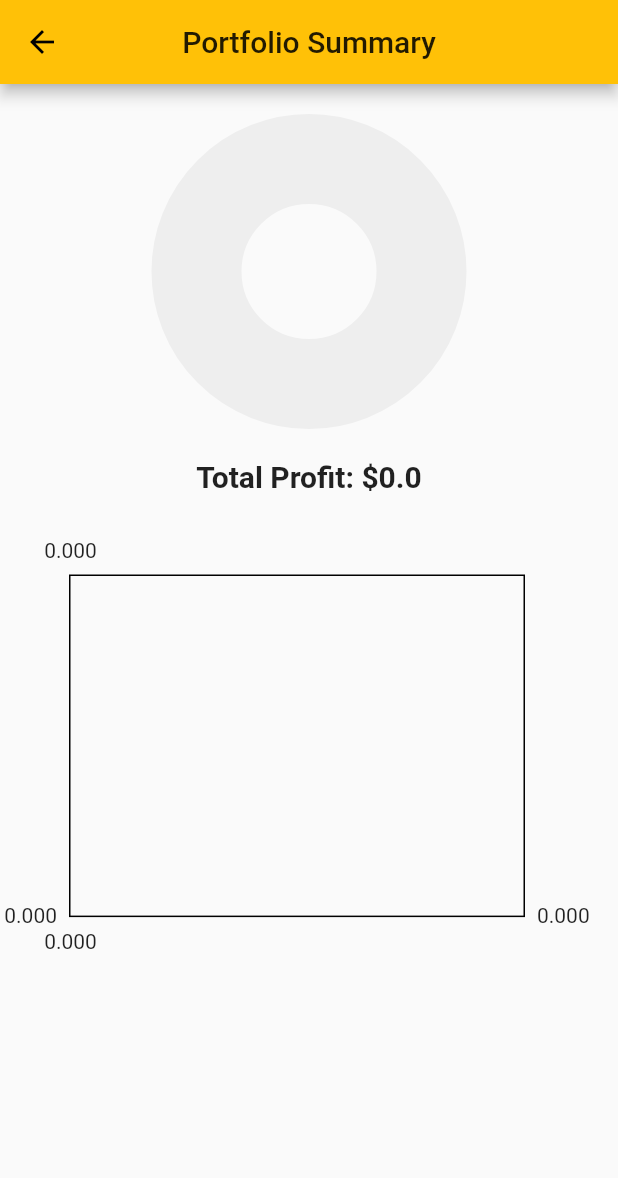
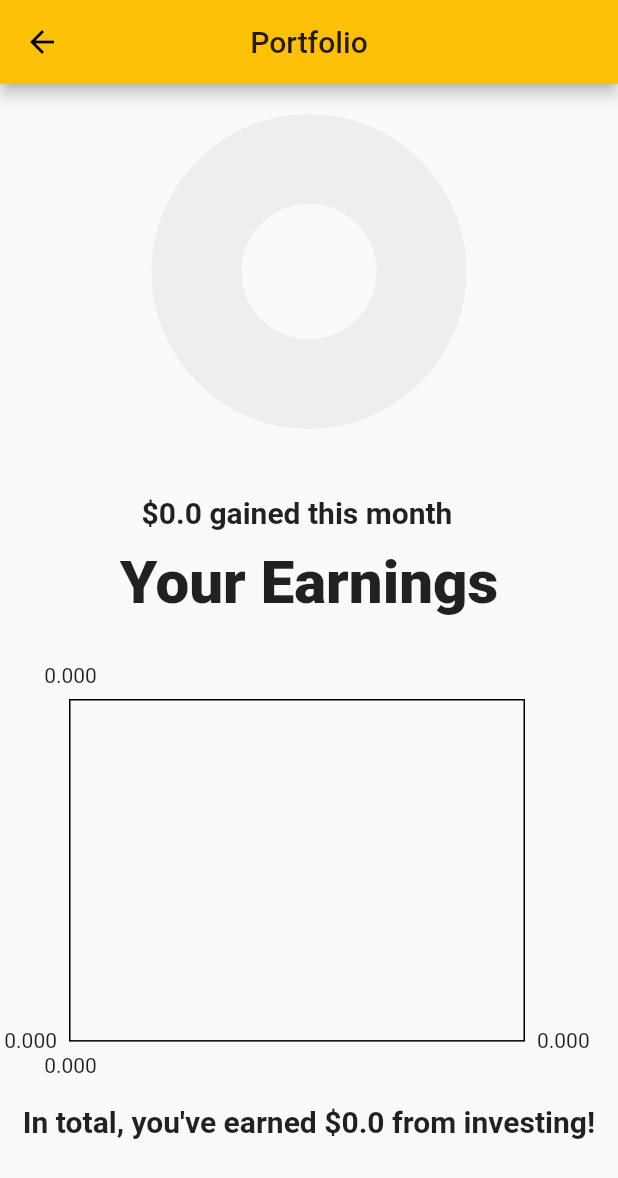
Before and after one commit to jmjac/portfolio, a Flutter app: the BlackRockPage screen opened by its route, on a phone screen of 412 x 824 dp. Shown: the top 1178 px of the screen. Run offline on Flutter 3.47's test engine with Material 2 defaults, Android fonts, the phone set to English and light mode, and no system bars; drawn by our look-alikes of fl_chart; our stand-ins replace charts_flutter, firebase_auth, flutter_mobx, google_fonts, google_sign_in, mobx and 2 more; missing offline and left inert: flutter_material_color_picker, flutter_rounded_date_picker; accounts and stored records are empty; generated files the repository leaves out were written again; network calls fail.

Commit message:
Fixed Portfolio
:))

```diff
--- a/lib/black_rock/black_rock_page.dart
+++ b/lib/black_rock/black_rock_page.dart
@@ -20,7 +20,7 @@ class BlackRockPage extends StatelessWidget {
 
     return Scaffold(
         appBar: AppBar(
-          title: Text("Portfolio Summary"),
+          title: Text("Portfolio"),
           centerTitle: true,
         ),
         body: SingleChildScrollView(
@@ -41,16 +41,21 @@ class BlackRockPage extends StatelessWidget {
             Observer(
               builder: (_) => Container(
                   child: Column(children: [
-                Text("Total Profit: \$" + "${blackRockStore.profit}",
-                    style:
-                        TextStyle(fontSize: 20, fontWeight: FontWeight.bold)),
+                Padding(
+                  padding: const EdgeInsets.only(
+                      right: 18.0, left: 2, top: 24, bottom: 12),
+                  child: Text("\$${investmentStore.monthChange} gained this month", style: TextStyle(fontSize: 20, fontWeight: FontWeight.bold))),
+                Text("Your Earnings", style: TextStyle(fontSize: 40, fontWeight: FontWeight.w800)),
                 Padding(
                   padding: const EdgeInsets.only(
                       right: 18.0, left: 2, top: 24, bottom: 12),
                   child: flCharts.LineChart(
                     blackRockStore.lineChartData,
                   ),
-                )
+                ),
+                Text("In total, you've earned \$" + "${blackRockStore.profit} from investing!",
+                    style:
+                        TextStyle(fontSize: 20, fontWeight: FontWeight.bold))
               ])),
             )
           ])),
--- a/lib/black_rock/store/black_rock.dart
+++ b/lib/black_rock/store/black_rock.dart
@@ -94,7 +94,9 @@ abstract class _BlackRockStore with Store {
     profit = double.parse(
         ((perfChart[perfChart.length - 1][1] - 1) * initialInvestment)
             .toStringAsFixed(2));
-
+    monthChange = double.parse(
+        ((1 - (perfChart[perfChart.length - 1][1] - perfChart[perfChart.length - 2][1])) * initialInvestment)
+            .toStringAsFixed(2));
     for (List<dynamic> pair in perfChart) {
       DateTime currDateTime =
           DateTime.fromMillisecondsSinceEpoch(pair[0], isUtc: true);
--- a/lib/goals/goal_details_page.dart
+++ b/lib/goals/goal_details_page.dart
@@ -20,9 +20,12 @@ class GoalDetailsPage extends StatelessWidget {
     final goalStore = Provider.of<GoalStore>(context);
     final BlackRockStore blackRockStore = Provider.of<BlackRockStore>(context);
     Goal goal = goalStore.goals[index];
+    if(goal.startDate == 0) {
+      goal.startDate = 1580515200;
+    }
     BlackRockAPIPortfolio portfolio = BlackRockAPIPortfolio(
         positions: goal.positionsToFeedToAPI,
-        startDate: 1546300800000,
+        startDate: goal.startDate,
         calculatePerformance: true,
         onlyMonthEndPerfChart: true);
     blackRockStore.mainData(portfolio: portfolio);
--- a/lib/goals/goal_page.dart
+++ b/lib/goals/goal_page.dart
@@ -52,7 +52,7 @@ class GoalPage extends StatelessWidget {
     Goal goal = goalStore.goals[index];
     BlackRockAPIPortfolio portfolio = BlackRockAPIPortfolio(
         positions: goal.positionsToFeedToAPI,
-        startDate: 1546300800000,
+        startDate: goal.startDate,
         calculatePerformance: true,
         onlyMonthEndPerfChart: true);
     BlackRockStore blackRockStore = BlackRockStore(portfolio);
--- a/lib/investments/store/investment_add_store.dart
+++ b/lib/investments/store/investment_add_store.dart
@@ -52,8 +52,7 @@ abstract class _InvestmentAddStore with Store {
   @action
   bool validateAndSubmit(BlackRockStore blackRockStore) {
     print("Validation start");
-    if (price != null &&
-        companyTicker != null &&
+    if (companyTicker != null &&
         companyName != "Not in the database" &&
         percentage != null) {
       Map<String, double> portfolioMap = blackRockStore.portfolio.positionsMap;
```
Also changed, not shown: lib/investments/investment_add_page.dart (+14 -14 lines), lib/investments/store/investment_store.dart (+10 -8 lines).
